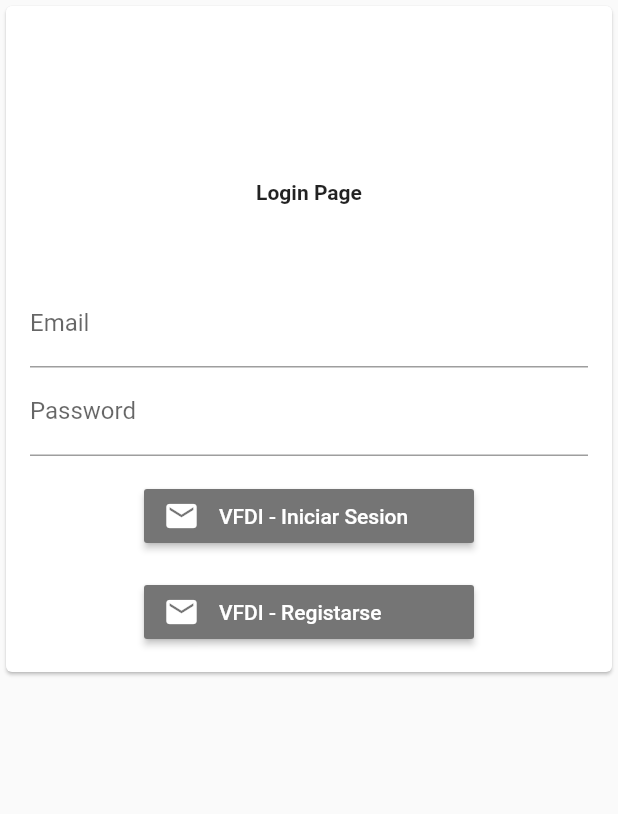
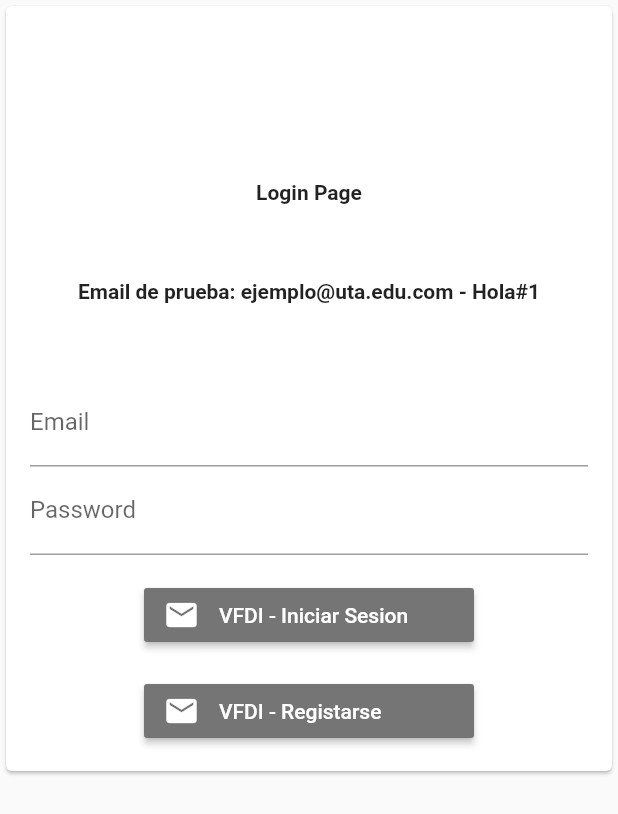
Before and after one commit to DiegoVillacis/Villacis_Diego_Examen2, a Flutter app: the screen it shows after launch, on a phone screen of 412 x 824 dp. Shown: the top 814 px of the screen. Run offline on Flutter 3.47's test engine with Material 2 defaults, Android fonts, the phone set to English and light mode, and no system bars; our stand-ins replace cached_network_image, cloud_firestore, firebase_auth, firebase_core, firebase_database, flutter_signin_button and 3 more; missing offline and left inert: dart:ffi, giff_dialog; accounts and stored records are empty.

Commit message:
Commit Final 12h00AM

```diff
--- a/lib/pages/login_page.dart
+++ b/lib/pages/login_page.dart
@@ -36,6 +36,18 @@ class LoginPage extends StatelessWidget {
                         SizedBox(
                           height: 50,
                         ),
+
+                        Container(
+                          child: const Text(
+                            'Email de prueba: ejemplo@uta.edu.com - Hola#1',
+                            style: TextStyle(fontWeight: FontWeight.bold),
+                          ),
+                          alignment: Alignment.center,
+                        ),
+                        SizedBox(
+                          height: 50,
+                        ),
+
                         TextFormField(
                           controller: controller.emailController,
                           decoration: const InputDecoration(labelText: 'Email'),
--- a/lib/pages/register_login_page.dart
+++ b/lib/pages/register_login_page.dart
@@ -38,7 +38,7 @@ class RegisterLoginPage extends StatelessWidget {
                       ],*/
                       validator: (value){
 
-                        if(value!.isEmpty || !RegExp(r'^(?=.{10,}$)(?=.*[a-z])(?=.*[A-Z])(?=.*[0-9])(?=.*\W).*$').hasMatch(value)){
+                        if(value!.isEmpty || RegExp(r'^(?=.{10,}$)(?=.*[a-z])(?=.*[A-Z])(?=.*[0-9])(?=.*\W).*$').hasMatch(value)){
                           return "Correcto";
                         }else{
                           return "Incorrecto";
@@ -63,7 +63,7 @@ class RegisterLoginPage extends StatelessWidget {
                       child: RaisedButton(
                         child: Text('Register'),
                         onPressed: () async {
-                          //_.register();
+                          _.register();
                         },
                       ),
                     ),
--- a/lib/widgets/register_login_controller.dart
+++ b/lib/widgets/register_login_controller.dart
@@ -26,7 +26,7 @@ class LoginRegisterController extends GetxController{
     super.dispose();
   }
 
-  Future<SignUpResponse> register(userModelVFDI us) async {
+  Future<SignUpResponse> register() async {
     try{
     final UserCredential = await _auth.createUserWithEmailAndPassword(
 
```
Also changed, not shown: lib/services/user_serviceVFDI.dart (+25 -0 lines).
